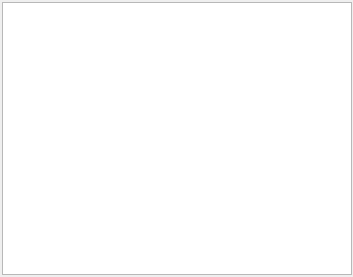
First picture: the form in Dev/Visualization/VisualizationCore/featureviewerwidget.ui, repository samhu1989/DevBundle, before the edit.
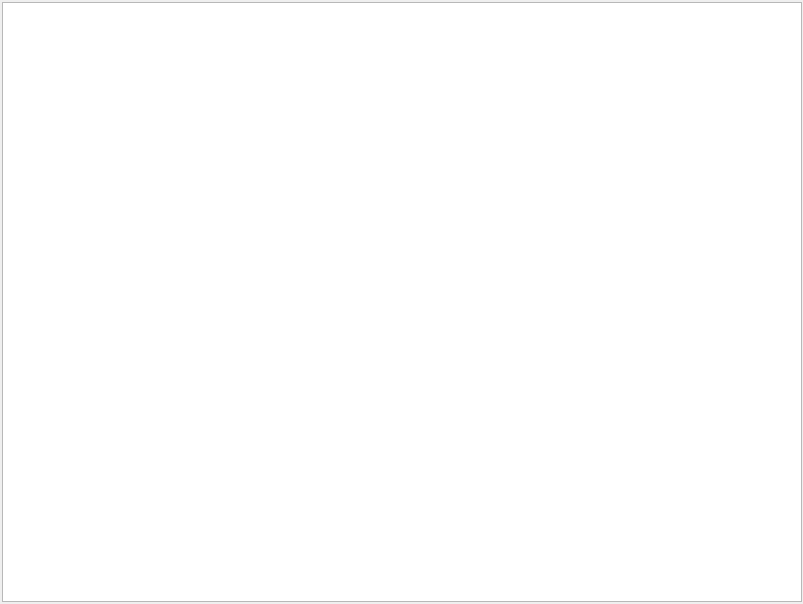
Second picture: the form after the edit.

The edit to the form file:
```diff
--- a/Dev/Visualization/VisualizationCore/featureviewerwidget.ui
+++ b/Dev/Visualization/VisualizationCore/featureviewerwidget.ui
@@ -6,8 +6,8 @@
    <rect>
     <x>0</x>
     <y>0</y>
-    <width>353</width>
-    <height>277</height>
+    <width>803</width>
+    <height>604</height>
    </rect>
   </property>
   <property name="windowTitle">
@@ -30,7 +30,23 @@
     <number>2</number>
    </property>
    <item row="0" column="0">
-    <widget class="QGraphicsView" name="graphicsView"/>
+    <widget class="QGraphicsView" name="graphicsView">
+     <property name="minimumSize">
+      <size>
+       <width>800</width>
+       <height>600</height>
+      </size>
+     </property>
+     <property name="verticalScrollBarPolicy">
+      <enum>Qt::ScrollBarAlwaysOff</enum>
+     </property>
+     <property name="horizontalScrollBarPolicy">
+      <enum>Qt::ScrollBarAlwaysOff</enum>
+     </property>
+     <property name="sizeAdjustPolicy">
+      <enum>QAbstractScrollArea::AdjustToContents</enum>
+     </property>
+    </widget>
    </item>
   </layout>
  </widget>
```
